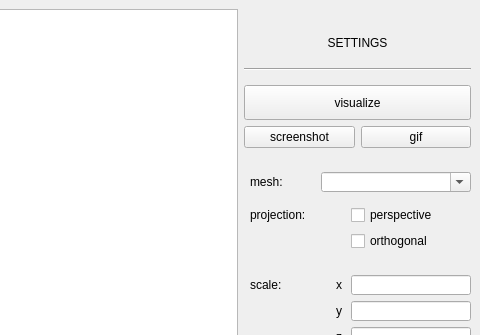
Dolaxom/C_3DEngine, file src/qt/mainwindow.ui: the form before one commit; both pictures show x 405 to 885 and y 0 to 335 of the 885 by 775 pixel window.
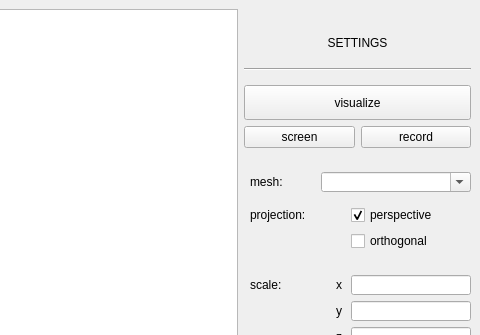
The form after the commit.

Commit message: event system upd, implementation of methods for buttons and checkboxes

Patch:
```diff
--- a/src/qt/mainwindow.ui
+++ b/src/qt/mainwindow.ui
@@ -206,6 +206,9 @@
       <property name="text">
        <string>perspective</string>
       </property>
+      <property name="checked">
+       <bool>true</bool>
+      </property>
      </widget>
     </item>
     <item row="7" column="2" colspan="5">
@@ -213,14 +216,14 @@
       <item>
        <widget class="QPushButton" name="screenb">
         <property name="text">
-         <string>screenshot</string>
+         <string>screen</string>
         </property>
        </widget>
       </item>
       <item>
        <widget class="QPushButton" name="gifb">
         <property name="text">
-         <string>gif</string>
+         <string>record</string>
         </property>
        </widget>
       </item>
```
The commit also changes 3 other files.
